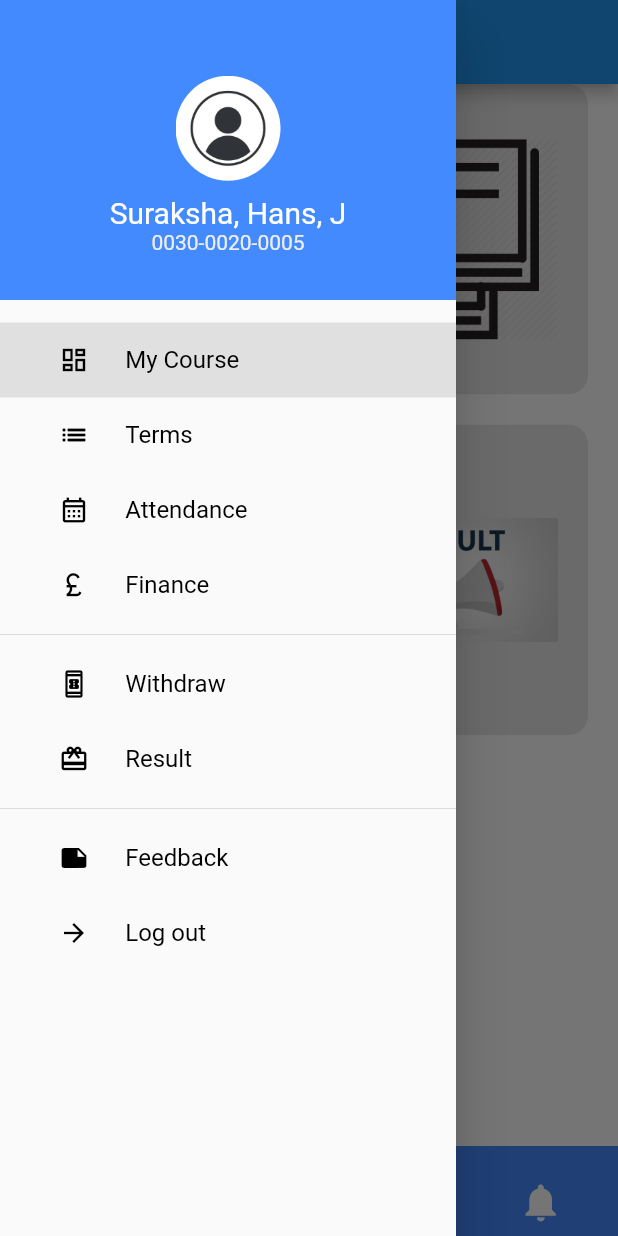
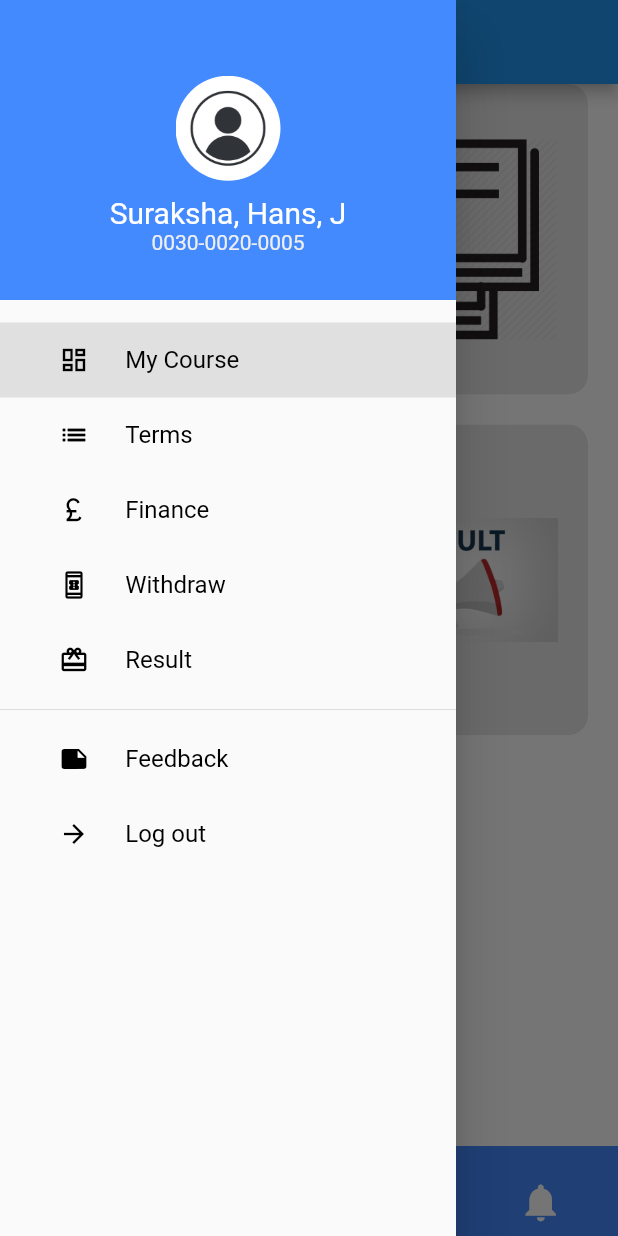
Before and after one commit to SIBA-CMS-FYP/SIBA_CMS2_FYP, a Flutter app: the screen it shows after launch, with the side drawer open, on a phone screen of 412 x 824 dp. Run offline on Flutter 3.47's test engine with Material 2 defaults, Android fonts, the light colour scheme and no system bars; drawn by our look-alikes of curved_navigation_bar; our stand-ins replace animated_splash_screen, flutter_neumorphic, get, page_transition.

Commit message:
attendence card set

```diff
--- a/lib/routes/HomeScreen/main_screen.dart
+++ b/lib/routes/HomeScreen/main_screen.dart
@@ -40,8 +40,6 @@ class _MainScreenState extends State<MainScreen> {
       container = DashboardPage();
     } else if (currentPage == DrawerSections.contacts) {
       container = ContactsPage(context);
-    } else if (currentPage == DrawerSections.events) {
-      container = Attendence(context);
     } else if (currentPage == DrawerSections.notes) {
       container = NotesPage();
     } else if (currentPage == DrawerSections.settings) {
@@ -117,11 +115,8 @@ class _MainScreenState extends State<MainScreen> {
               currentPage == DrawerSections.dashboard ? true : false),
           menuItem(2, "Terms", Icons.list_outlined,
               currentPage == DrawerSections.contacts ? true : false),
-          menuItem(3, "Attendance", Icons.calendar_month_outlined,
-              currentPage == DrawerSections.events ? true : false),
           menuItem(4, "Finance", Icons.currency_pound,
               currentPage == DrawerSections.notes ? true : false),
-          Divider(),
           menuItem(5, "Withdraw", Icons.book_online_outlined,
               currentPage == DrawerSections.settings ? true : false),
           menuItem(6, "Result", Icons.card_giftcard,
--- a/lib/routes/attendence.dart
+++ b/lib/routes/attendence.dart
@@ -32,6 +32,7 @@ class Attendence extends StatelessWidget {
       return Card(
         child: ListTile(
           title: new Text(totalterms[index]),
+          shape: RoundedRectangleBorder(borderRadius: BorderRadius.circular(20)),
           leading: index==0?Icon(Icons.add_home):index==1?Icon(Icons.cloud):Icon(Icons.access_alarm),
           trailing: Icon(Icons.arrow_forward),
           onTap: () =>
```
